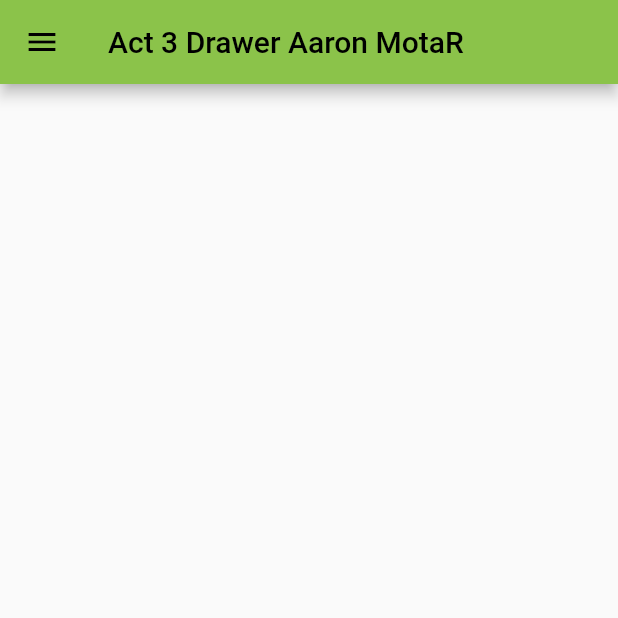
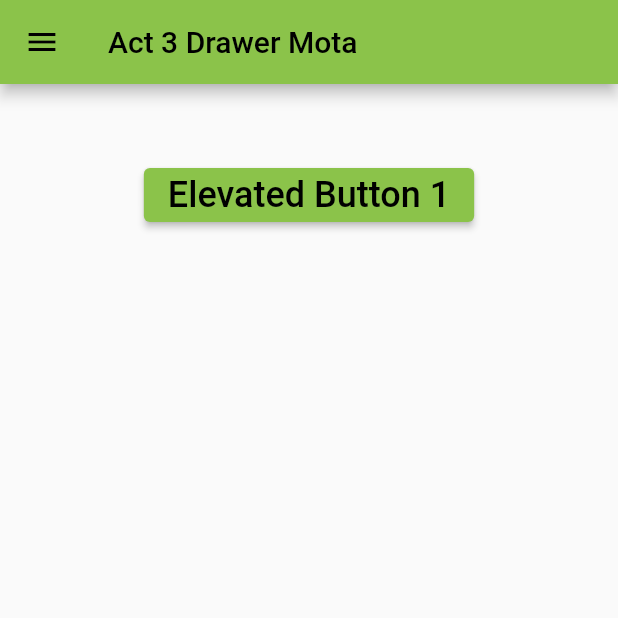
Before and after one commit to AaronMotaR/Drawer_Flutlab, a Flutter app: the screen it shows after launch, on a phone screen of 412 x 824 dp, the top half of it. Run offline on Flutter 3.47's test engine with Material 2 defaults, Android fonts, the phone set to English and light mode, and no system bars.

Commit message:
boton elevado

```diff
--- a/lib/main.dart
+++ b/lib/main.dart
@@ -3,7 +3,7 @@ import 'package:flutter/material.dart';
 void main() => runApp(MyApp());
 
 class MyApp extends StatelessWidget {
-  const MyApp({super.key});
+  const MyApp({Key? key}) : super(key: key);
   static const String _title = 'Flutter Drawer';
   @override
   Widget build(BuildContext context) {
@@ -25,11 +25,13 @@ class MyHomePage extends StatefulWidget {
 }
 
 class _MyHomePageState extends State<MyHomePage> {
+  final GlobalKey<ScaffoldState> _key = GlobalKey();
   @override
   Widget build(BuildContext context) {
     return Scaffold(
+      key: _key,
       appBar: AppBar(
-        title: Text('Act 3 Drawer Aaron MotaR'),
+        title: Text('Act 3 Drawer Mota'),
       ),
       drawer: Drawer(
         child: ListView(
@@ -80,6 +82,20 @@ class _MyHomePageState extends State<MyHomePage> {
                 Navigator.pop(context);
               },
             ),
+            AboutListTile(
+              // <-- SEE HERE
+              icon: Icon(
+                Icons.info,
+              ),
+              child: Text('About app'),
+              applicationIcon: Icon(
+                Icons.local_play,
+              ),
+              applicationName: 'My Cool App',
+              applicationVersion: '1.0.25',
+              applicationLegalese: '© 2019 Company',
+              aboutBoxChildren: [],
+            ),
           ],
         ),
       ),
@@ -89,6 +105,15 @@ class _MyHomePageState extends State<MyHomePage> {
             SizedBox(
               height: 50,
             ),
+            ElevatedButton(
+              onPressed: () {
+                _key.currentState!.openDrawer(); //<-- SEE HERE
+              },
+              child: const Text(
+                'Elevated Button 1',
+                style: TextStyle(fontSize: 24),
+              ),
+            ),
           ],
         ),
       ),
```
